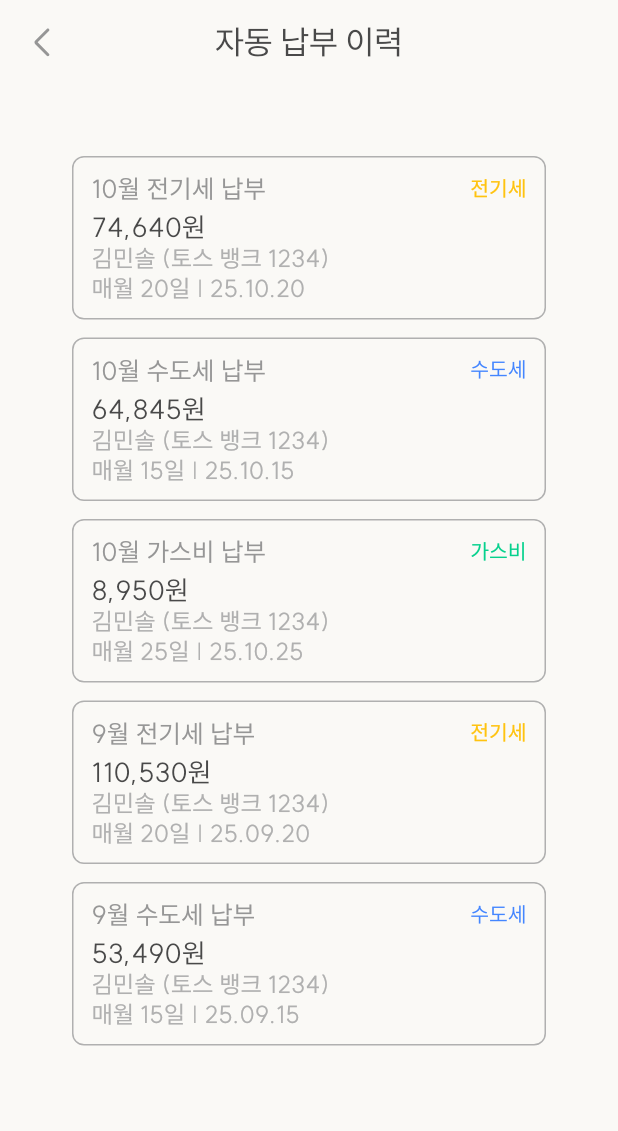
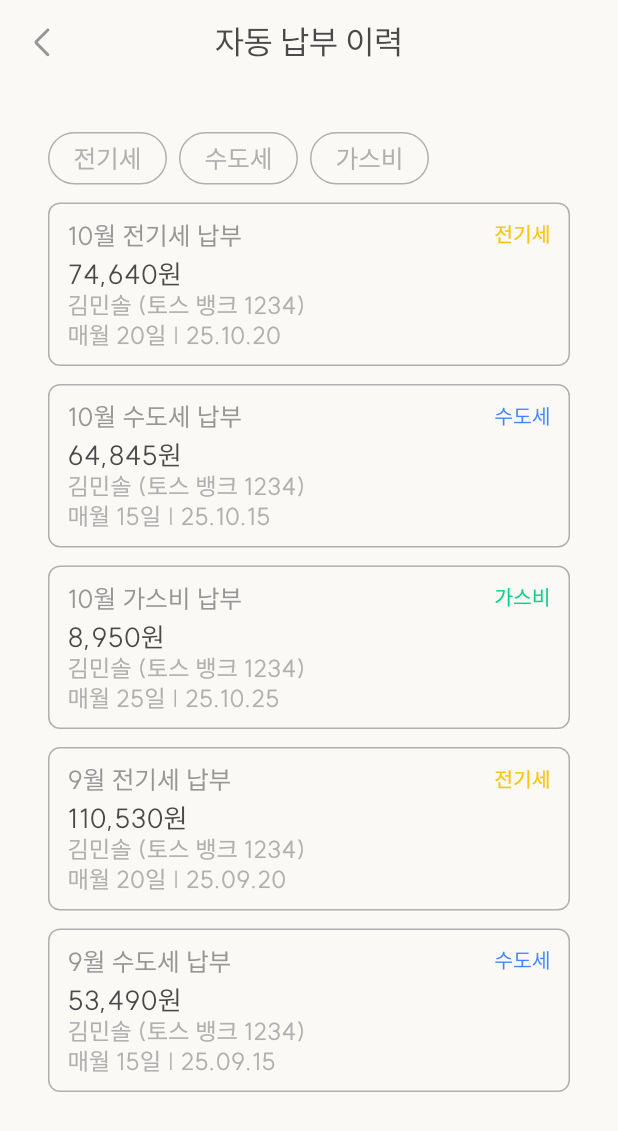
Before and after one commit to aiden30015/Moadream-app, a Flutter app: the AutomaticPaymentHistoryScreen screen opened by its route, on a phone screen of 412 x 824 dp. Shown: the top 1131 px of the screen. Run offline on Flutter 3.47's test engine with Material 3 defaults, Android fonts, the phone set to English and light mode, and no system bars; our stand-ins replace dio, flutter_dotenv, flutter_hooks, flutter_riverpod, flutter_secure_storage, flutter_svg and 4 more; missing offline and left inert: daum_postcode_view, kakao_flutter_sdk; accounts and stored records are empty; generated files the repository leaves out were written again; project files that could hold a hidden picture were left out.

Commit message:
✨ :: 자동 납부 이력 필터 추가

```diff
--- a/lib/core/design_system/icon.dart
+++ b/lib/core/design_system/icon.dart
@@ -494,4 +494,22 @@ class MoaIcon {
       semanticsLabel: semanticsLabel,
     );
   }
+
+  static Widget down_arrow_white({
+    double? width,
+    double? height,
+    Color? color,
+    BoxFit fit = BoxFit.contain,
+    String? semanticsLabel,
+  }) {
+    return fromAsset(
+      'assets/images/down_arrow_white.svg',
+      width: width,
+      height: height,
+      fit: fit,
+      alignment: Alignment.center,
+      color: color,
+      semanticsLabel: semanticsLabel,
+    );
+  }
 }
--- a/lib/presentation/profile/controllers/address_controller.dart
+++ b/lib/presentation/profile/controllers/address_controller.dart
@@ -6,3 +6,5 @@ final addressListProvider = StateProvider<List<Map<String, String>>>(
     {'name': '가게', 'address': '광주광역시 광산구 상무대로 312\n광주소프트웨어마이스터고등학교 504호'},
   ],
 );
+
+final budgetProvider = StateProvider<int>((ref) => 200000);
--- a/lib/presentation/profile/screens/automatic_payment_history_screen.dart
+++ b/lib/presentation/profile/screens/automatic_payment_history_screen.dart
@@ -1,4 +1,5 @@
 import 'package:flutter/material.dart';
+import 'package:flutter_hooks/flutter_hooks.dart';
 import 'package:hanjeon/core/design_system/color.dart';
 import 'package:hanjeon/core/design_system/typography.dart';
 import 'package:hanjeon/core/widget/base_scaffold.dart';
@@ -6,19 +7,14 @@ import 'package:hanjeon/core/widget/moa_appbar.dart';
 import 'package:hanjeon/presentation/profile/widget/setting_container.dart';
 import 'package:hooks_riverpod/hooks_riverpod.dart';
 
-class AutomaticPaymentHistoryScreen extends ConsumerWidget {
+class AutomaticPaymentHistoryScreen extends HookConsumerWidget {
   const AutomaticPaymentHistoryScreen({super.key});
 
   @override
   Widget build(BuildContext context, WidgetRef ref) {
-    return BaseScaffold(
-      appbar: MoaAppbar(title: '자동 납부 이력'),
-      child: ListView.separated(
-        padding: const EdgeInsets.all(16),
-        separatorBuilder: (context, index) => const SizedBox(height: 12),
-        itemCount: 5,
-        itemBuilder: (context, index) {
-          final payments = [
+    final selectedFilter = useState<String?>(null);
+
+    final allPayments = [
       {
         'month': '10월',
         'category': '전기세',
@@ -66,7 +62,32 @@ class AutomaticPaymentHistoryScreen extends ConsumerWidget {
       },
     ];
 
-          final payment = payments[index];
+    final filteredPayments = selectedFilter.value == null
+        ? allPayments
+        : allPayments
+              .where((payment) => payment['category'] == selectedFilter.value)
+              .toList();
+
+    return BaseScaffold(
+      appbar: MoaAppbar(title: '자동 납부 이력'),
+      child: Column(
+        children: [
+          Row(
+            children: [
+              _buildFilterButton('전기세', selectedFilter, MoaColor.yellow400),
+              const SizedBox(width: 8),
+              _buildFilterButton('수도세', selectedFilter, MoaColor.blue500),
+              const SizedBox(width: 8),
+              _buildFilterButton('가스비', selectedFilter, MoaColor.green),
+            ],
+          ),
+          const SizedBox(height: 12),
+          Expanded(
+            child: ListView.separated(
+              separatorBuilder: (context, index) => const SizedBox(height: 12),
+              itemCount: filteredPayments.length,
+              itemBuilder: (context, index) {
+                final payment = filteredPayments[index];
                 return AutomaticContainer(
                   month: payment['month']!,
                   category: payment['category']!,
@@ -77,6 +98,43 @@ class AutomaticPaymentHistoryScreen extends ConsumerWidget {
                   paymentDate: payment['paymentDate']!,
                 );
               },
+            ),
+          ),
+        ],
+      ),
+    );
+  }
+
+  Widget _buildFilterButton(
+    String label,
+    ValueNotifier<String?> selectedFilter,
+    Color? color,
+  ) {
+    final isSelected = selectedFilter.value == label;
+    return GestureDetector(
+      onTap: () {
+        if (selectedFilter.value == label) {
+          selectedFilter.value = null;
+        } else {
+          selectedFilter.value = label;
+        }
+      },
+      child: Container(
+        padding: const EdgeInsets.symmetric(vertical: 8, horizontal: 16),
+        decoration: BoxDecoration(
+          color: isSelected ? color : Colors.transparent,
+          borderRadius: BorderRadius.circular(45),
+          border: Border.all(
+            color: isSelected ? Colors.transparent : MoaColor.gray300,
+            width: 1,
+          ),
+        ),
+        child: Text(
+          label,
+          style: MoaTypography.body2(
+            isSelected ? MoaColor.white : MoaColor.gray300,
+          ),
+        ),
       ),
     );
   }
--- a/lib/presentation/profile/screens/edit_my_page_screen.dart
+++ b/lib/presentation/profile/screens/edit_my_page_screen.dart
@@ -186,8 +186,6 @@ class EditMyPageScreen extends HookConsumerWidget {
                   Text(
                     '$address \n$detailAddress',
                     style: MoaTypography.body2(MoaColor.gray500),
-                    maxLines: 2,
-                    overflow: TextOverflow.ellipsis,
                   ),
                 ],
               ),
--- a/lib/presentation/profile/screens/profile_screen.dart
+++ b/lib/presentation/profile/screens/profile_screen.dart
@@ -215,8 +215,6 @@ class ProfileScreen extends HookConsumerWidget {
               Text(
                 '$address \n$detailAddress',
                 style: MoaTypography.body2(MoaColor.gray500),
-                maxLines: 2,
-                overflow: TextOverflow.ellipsis,
               ),
             ],
           ),
```
Also changed, not shown: lib/presentation/home/screens/home_screen.dart (+62 -57 lines), assets/images/down_arrow_white.svg (added). Lines whose indentation alone changed are shown as unchanged.
